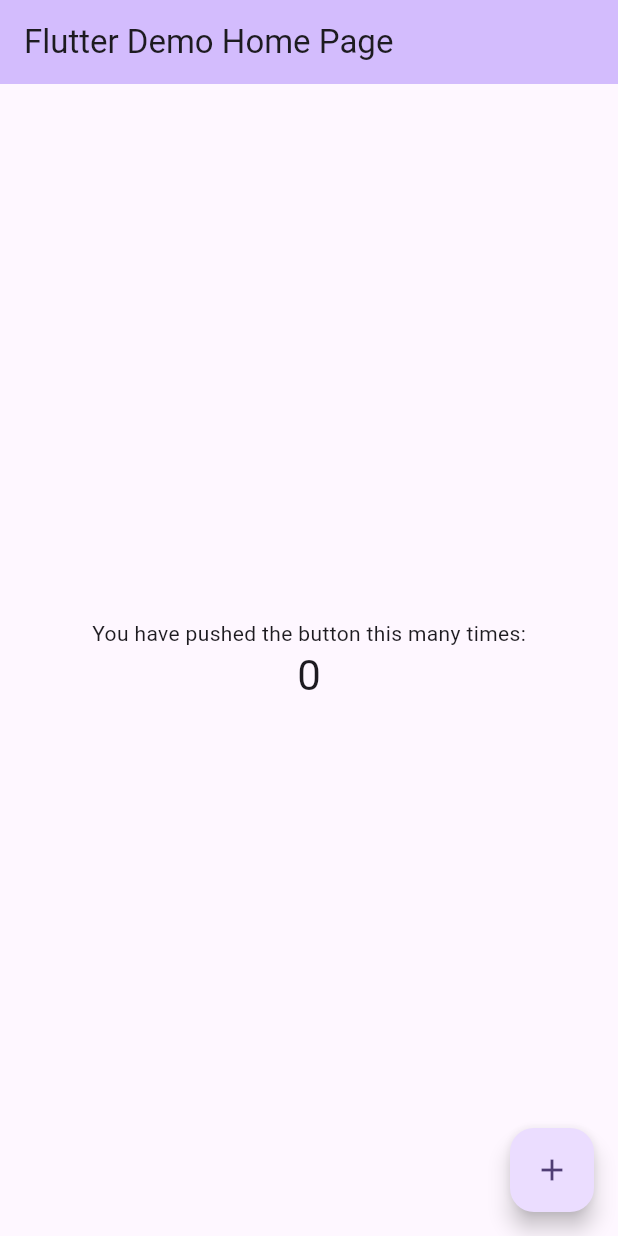
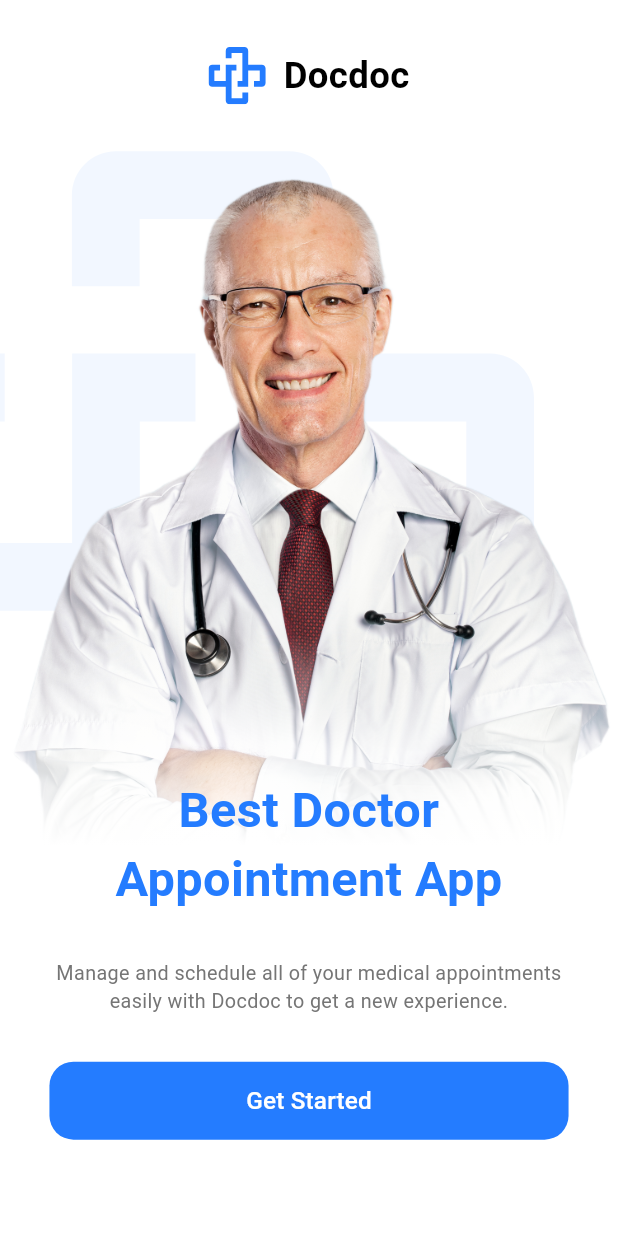
Before and after one commit to Anas-Habra/bookADoctor, a Flutter app: the screen it shows after launch, on a phone screen of 412 x 824 dp. Run offline on Flutter 3.47's test engine with Material 3 defaults, Android fonts, the phone set to English and light mode, and no system bars; our stand-ins replace flutter_screenutil, flutter_svg.

```diff
--- /dev/null
+++ b/lib/core/helpers/extensions.dart
@@ -0,0 +1,25 @@
+import 'package:flutter/material.dart';
+
+extension Navigation on BuildContext {
+  Future<dynamic> pushNamed(String routeName, {Object? arguments}) {
+    return Navigator.of(this).pushNamed(routeName, arguments: arguments);
+  }
+
+  Future<dynamic> pushReplacementNamed(String routeName, {Object? arguments}) {
+    return Navigator.of(
+      this,
+    ).pushReplacementNamed(routeName, arguments: arguments);
+  }
+
+  Future<dynamic> pushNamedAndRemoveUntil(
+    String routeName, {
+    Object? arguments,
+    required RoutePredicate predicate,
+  }) {
+    return Navigator.of(
+      this,
+    ).pushNamedAndRemoveUntil(routeName, predicate, arguments: arguments);
+  }
+
+  void pop() => Navigator.of(this).pop();
+}
--- /dev/null
+++ b/lib/core/routing/app_router.dart
@@ -0,0 +1,26 @@
+import 'package:book_a_doctor/core/routing/routes.dart';
+import 'package:book_a_doctor/features/login/ui/login_screen.dart';
+import 'package:book_a_doctor/features/onboarding/onboarding_screen.dart';
+import 'package:flutter/material.dart';
+
+class AppRouter {
+  Route generateRoute(RouteSettings settings) {
+    //this arguments to be passed in any screen like this (arguments as ClassName )
+    final arguments = settings.arguments;
+    switch (settings.name) {
+      case Routes.onBoardingScreen:
+        return MaterialPageRoute(builder: (_) => const OnboardingScreen());
+      case Routes.loginScreen:
+        return MaterialPageRoute(builder: (_) => const LoginScreen());
+      default:
+        return MaterialPageRoute(
+          builder:
+              (_) => Scaffold(
+                body: Center(
+                  child: Text("No route defined for ${settings.name}"),
+                ),
+              ),
+        );
+    }
+  }
+}
--- /dev/null
+++ b/lib/core/routing/routes.dart
@@ -0,0 +1,4 @@
+class Routes {
+  static const String onBoardingScreen = "/onBoardingScreen";
+  static const String loginScreen = "/loginScreen";
+}
--- /dev/null
+++ b/lib/core/theming/colors.dart
@@ -0,0 +1,6 @@
+import 'package:flutter/material.dart';
+
+class ColorsManager {
+  static const Color mainBlue = Color(0xFF247CFF);
+  static const Color gray = Color(0xFF757575);
+}
--- /dev/null
+++ b/lib/core/theming/styles.dart
@@ -0,0 +1,26 @@
+import 'package:book_a_doctor/core/theming/colors.dart';
+import 'package:flutter/material.dart';
+import 'package:flutter_screenutil/flutter_screenutil.dart';
+
+class TextStyles {
+  static TextStyle font24Black700Weight = TextStyle(
+    fontSize: 24.sp,
+    fontWeight: FontWeight.w700,
+    color: Colors.black,
+  );
+  static TextStyle font32BlueBold = TextStyle(
+    fontSize: 32.sp,
+    fontWeight: FontWeight.bold,
+    color: ColorsManager.mainBlue,
+  );
+  static TextStyle font13GrayRegular = TextStyle(
+    fontSize: 13.sp,
+    fontWeight: FontWeight.normal,
+    color: ColorsManager.gray,
+  );
+  static TextStyle font16WhiteSemiBold = TextStyle(
+    fontSize: 16.sp,
+    fontWeight: FontWeight.w500,
+    color: Colors.white,
+  );
+}
--- /dev/null
+++ b/lib/doc_app.dart
@@ -0,0 +1,30 @@
+import 'package:book_a_doctor/core/routing/app_router.dart';
+import 'package:book_a_doctor/core/theming/colors.dart';
+import 'package:flutter/material.dart';
+import 'package:flutter_screenutil/flutter_screenutil.dart';
+
+import 'core/routing/routes.dart';
+
+class DocApp extends StatelessWidget {
+  final AppRouter appRouter;
+
+  const DocApp({super.key, required this.appRouter});
+
+  @override
+  Widget build(BuildContext context) {
+    return ScreenUtilInit(
+      designSize: const Size(375, 812),
+      minTextAdapt: true,
+      child: MaterialApp(
+        title: "Doc App",
+        theme: ThemeData(
+          primaryColor: ColorsManager.mainBlue,
+          scaffoldBackgroundColor: Colors.white,
+        ),
+        debugShowCheckedModeBanner: false,
+        initialRoute: Routes.onBoardingScreen,
+        onGenerateRoute: appRouter.generateRoute,
+      ),
+    );
+  }
+}
--- /dev/null
+++ b/lib/features/login/ui/login_screen.dart
@@ -0,0 +1,17 @@
+import 'package:book_a_doctor/core/theming/colors.dart';
+import 'package:flutter/material.dart';
+
+class LoginScreen extends StatelessWidget {
+  const LoginScreen({super.key});
+
+  @override
+  Widget build(BuildContext context) {
+    return Scaffold(
+      appBar: AppBar(
+        backgroundColor: ColorsManager.mainBlue,
+        title: Text("Login Screen"),
+      ),
+      body: Center(child: Text("Login Screen")),
+    );
+  }
+}
--- /dev/null
+++ b/lib/features/onboarding/onboarding_screen.dart
@@ -0,0 +1,44 @@
+import 'package:book_a_doctor/core/theming/styles.dart';
+import 'package:book_a_doctor/features/onboarding/widgets/doc_logo_and_name.dart';
+import 'package:book_a_doctor/features/onboarding/widgets/doctor_image_and_text.dart';
+import 'package:book_a_doctor/features/onboarding/widgets/get_started_button.dart';
+import 'package:flutter/material.dart';
+import 'package:flutter_screenutil/flutter_screenutil.dart';
+
+class OnboardingScreen extends StatelessWidget {
+  const OnboardingScreen({super.key});
+
+  @override
+  Widget build(BuildContext context) {
+    return Scaffold(
+      body: SafeArea(
+        child: SingleChildScrollView(
+          child: Padding(
+            padding: EdgeInsets.only(top: 30.h, bottom: 30.h),
+            child: Column(
+              children: [
+                const DocLogoAndName(),
+                SizedBox(height: 30.h),
+                const DoctorImageAndText(),
+                Padding(
+                  padding: EdgeInsets.symmetric(horizontal: 30.w),
+                  child: Column(
+                    children: [
+                      Text(
+                        "Manage and schedule all of your medical appointments easily with Docdoc to get a new experience.",
+                        style: TextStyles.font13GrayRegular,
+                        textAlign: TextAlign.center,
+                      ),
+                      SizedBox(height: 30.h),
+                      const GetStartedButton(),
+                    ],
+                  ),
+                ),
+              ],
+            ),
+          ),
+        ),
+      ),
+    );
+  }
+}
--- /dev/null
+++ b/lib/features/onboarding/widgets/doc_logo_and_name.dart
@@ -0,0 +1,20 @@
+import 'package:book_a_doctor/core/theming/styles.dart';
+import 'package:flutter/material.dart';
+import 'package:flutter_screenutil/flutter_screenutil.dart';
+import 'package:flutter_svg/flutter_svg.dart';
+
+class DocLogoAndName extends StatelessWidget {
+  const DocLogoAndName({super.key});
+
+  @override
+  Widget build(BuildContext context) {
+    return Row(
+      mainAxisAlignment: MainAxisAlignment.center,
+      children: [
+        SvgPicture.asset("assets/svgs/doc_logo.svg"),
+        SizedBox(width: 10.w),
+        Text("Docdoc", style: TextStyles.font24Black700Weight),
+      ],
+    );
+  }
+}
--- /dev/null
+++ b/lib/features/onboarding/widgets/doctor_image_and_text.dart
@@ -0,0 +1,38 @@
+import 'package:book_a_doctor/core/theming/styles.dart';
+import 'package:flutter/material.dart';
+import 'package:flutter_screenutil/flutter_screenutil.dart';
+import 'package:flutter_svg/svg.dart';
+
+class DoctorImageAndText extends StatelessWidget {
+  const DoctorImageAndText({super.key});
+
+  @override
+  Widget build(BuildContext context) {
+    return Stack(
+      children: [
+        SvgPicture.asset("assets/svgs/doc_logo_low_opacity.svg"),
+        Container(
+          foregroundDecoration: BoxDecoration(
+            gradient: LinearGradient(
+              colors: [Colors.white, Colors.white.withAlpha(0)],
+              begin: Alignment.bottomCenter,
+              end: Alignment.topCenter,
+              stops: const [0.14, 0.4],
+            ),
+          ),
+          child: Image.asset("assets/images/onboarding_doctor.png"),
+        ),
+        Positioned(
+          bottom: 30,
+          right: 0,
+          left: 0,
+          child: Text(
+            "Best Doctor\nAppointment App",
+            textAlign: TextAlign.center,
+            style: TextStyles.font32BlueBold.copyWith(height: 1.4.h),
+          ),
+        ),
+      ],
+    );
+  }
+}
--- /dev/null
+++ b/lib/features/onboarding/widgets/get_started_button.dart
@@ -0,0 +1,28 @@
+import 'package:book_a_doctor/core/helpers/extensions.dart';
+import 'package:book_a_doctor/core/theming/colors.dart';
+import 'package:book_a_doctor/core/theming/styles.dart';
+import 'package:flutter/material.dart';
+
+import '../../../core/routing/routes.dart';
+
+class GetStartedButton extends StatelessWidget {
+  const GetStartedButton({super.key});
+
+  @override
+  Widget build(BuildContext context) {
+    return TextButton(
+      onPressed: () {
+        context.pushNamed(Routes.loginScreen);
+      },
+      style: ButtonStyle(
+        backgroundColor: WidgetStateProperty.all(ColorsManager.mainBlue),
+        tapTargetSize: MaterialTapTargetSize.shrinkWrap,
+        minimumSize: WidgetStateProperty.all(const Size(double.infinity, 52)),
+        shape: WidgetStateProperty.all(
+          RoundedRectangleBorder(borderRadius: BorderRadius.circular(16)),
+        ),
+      ),
+      child: Text("Get Started", style: TextStyles.font16WhiteSemiBold),
+    );
+  }
+}
--- a/lib/main.dart
+++ b/lib/main.dart
@@ -1,122 +1,8 @@
+import 'package:book_a_doctor/doc_app.dart';
 import 'package:flutter/material.dart';
 
+import 'core/routing/app_router.dart';
+
 void main() {
-  runApp(const MyApp());
+  runApp(DocApp(appRouter: AppRouter()));
 }
-
-class MyApp extends StatelessWidget {
-  const MyApp({super.key});
-
-  // This widget is the root of your application.
-  @override
-  Widget build(BuildContext context) {
-    return MaterialApp(
-      title: 'Flutter Demo',
-      theme: ThemeData(
-        // This is the theme of your application.
-        //
-        // TRY THIS: Try running your application with "flutter run". You'll see
-        // the application has a purple toolbar. Then, without quitting the app,
-        // try changing the seedColor in the colorScheme below to Colors.green
-        // and then invoke "hot reload" (save your changes or press the "hot
-        // reload" button in a Flutter-supported IDE, or press "r" if you used
-        // the command line to start the app).
-        //
-        // Notice that the counter didn't reset back to zero; the application
-        // state is not lost during the reload. To reset the state, use hot
-        // restart instead.
-        //
-        // This works for code too, not just values: Most code changes can be
-        // tested with just a hot reload.
-        colorScheme: ColorScheme.fromSeed(seedColor: Colors.deepPurple),
-      ),
-      home: const MyHomePage(title: 'Flutter Demo Home Page'),
-    );
-  }
-}
-
-class MyHomePage extends StatefulWidget {
-  const MyHomePage({super.key, required this.title});
-
-  // This widget is the home page of your application. It is stateful, meaning
-  // that it has a State object (defined below) that contains fields that affect
-  // how it looks.
-
-  // This class is the configuration for the state. It holds the values (in this
-  // case the title) provided by the parent (in this case the App widget) and
-  // used by the build method of the State. Fields in a Widget subclass are
-  // always marked "final".
-
-  final String title;
-
-  @override
-  State<MyHomePage> createState() => _MyHomePageState();
-}
-
-class _MyHomePageState extends State<MyHomePage> {
-  int _counter = 0;
-
-  void _incrementCounter() {
-    setState(() {
-      // This call to setState tells the Flutter framework that something has
-      // changed in this State, which causes it to rerun the build method below
-      // so that the display can reflect the updated values. If we changed
-      // _counter without calling setState(), then the build method would not be
-      // called again, and so nothing would appear to happen.
-      _counter++;
-    });
-  }
-
-  @override
-  Widget build(BuildContext context) {
-    // This method is rerun every time setState is called, for instance as done
-    // by the _incrementCounter method above.
-    //
-    // The Flutter framework has been optimized to make rerunning build methods
-    // fast, so that you can just rebuild anything that needs updating rather
-    // than having to individually change instances of widgets.
-    return Scaffold(
-      appBar: AppBar(
-        // TRY THIS: Try changing the color here to a specific color (to
-        // Colors.amber, perhaps?) and trigger a hot reload to see the AppBar
-        // change color while the other colors stay the same.
-        backgroundColor: Theme.of(context).colorScheme.inversePrimary,
-        // Here we take the value from the MyHomePage object that was created by
-        // the App.build method, and use it to set our appbar title.
-        title: Text(widget.title),
-      ),
-      body: Center(
-        // Center is a layout widget. It takes a single child and positions it
-        // in the middle of the parent.
-        child: Column(
-          // Column is also a layout widget. It takes a list of children and
-          // arranges them vertically. By default, it sizes itself to fit its
-          // children horizontally, and tries to be as tall as its parent.
-          //
-          // Column has various properties to control how it sizes itself and
-          // how it positions its children. Here we use mainAxisAlignment to
-          // center the children vertically; the main axis here is the vertical
-          // axis because Columns are vertical (the cross axis would be
-          // horizontal).
-          //
-          // TRY THIS: Invoke "debug painting" (choose the "Toggle Debug Paint"
-          // action in the IDE, or press "p" in the console), to see the
-          // wireframe for each widget.
-          mainAxisAlignment: MainAxisAlignment.center,
-          children: <Widget>[
-            const Text('You have pushed the button this many times:'),
-            Text(
-              '$_counter',
-              style: Theme.of(context).textTheme.headlineMedium,
-            ),
-          ],
-        ),
-      ),
-      floatingActionButton: FloatingActionButton(
-        onPressed: _incrementCounter,
-        tooltip: 'Increment',
-        child: const Icon(Icons.add),
-      ), // This trailing comma makes auto-formatting nicer for build methods.
-    );
-  }
-}
--- a/pubspec.yaml
+++ b/pubspec.yaml
@@ -82,9 +82,9 @@ flutter:
   uses-material-design: true
 
   # To add assets to your application, add an assets section, like this:
-  # assets:
-  #   - images/a_dot_burr.jpeg
-  #   - images/a_dot_ham.jpeg
+  assets:
+    - assets/images/
+    - assets/svgs/
 
   # An image asset can refer to one or more resolution-specific "variants", see
   # https://flutter.dev/to/resolution-aware-images
```
Also changed, not shown: assets/images/onboarding_doctor.png (added), assets/svgs/doc_logo.svg (added), assets/svgs/doc_logo_low_opacity.svg (added), 1 other file.
